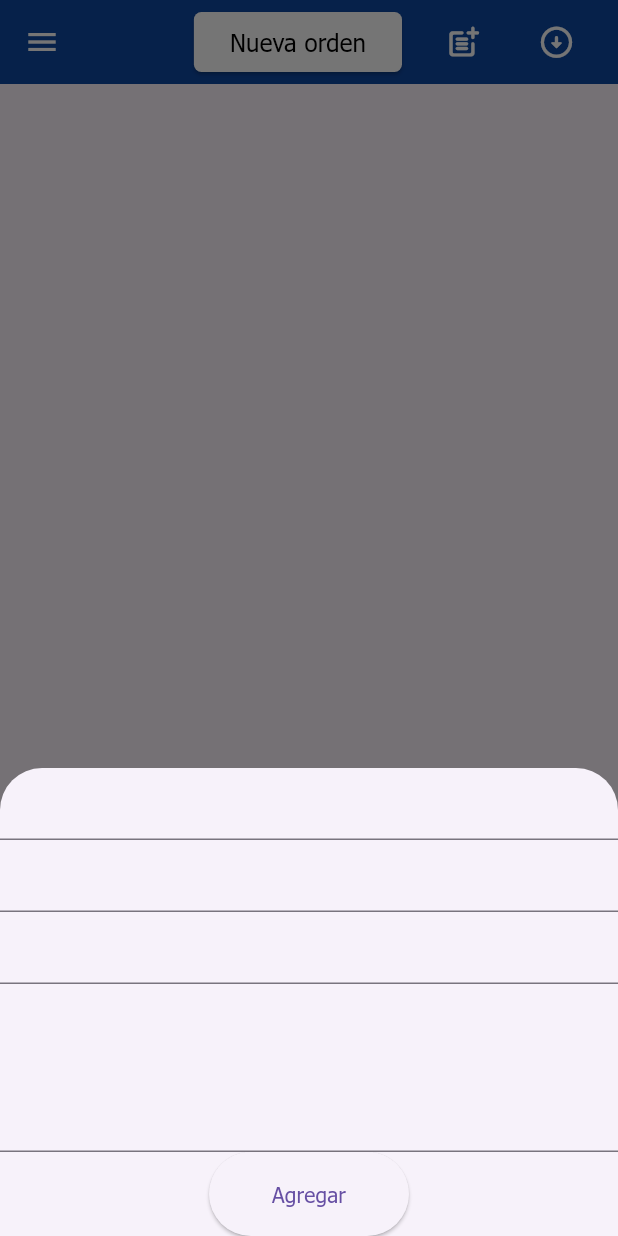
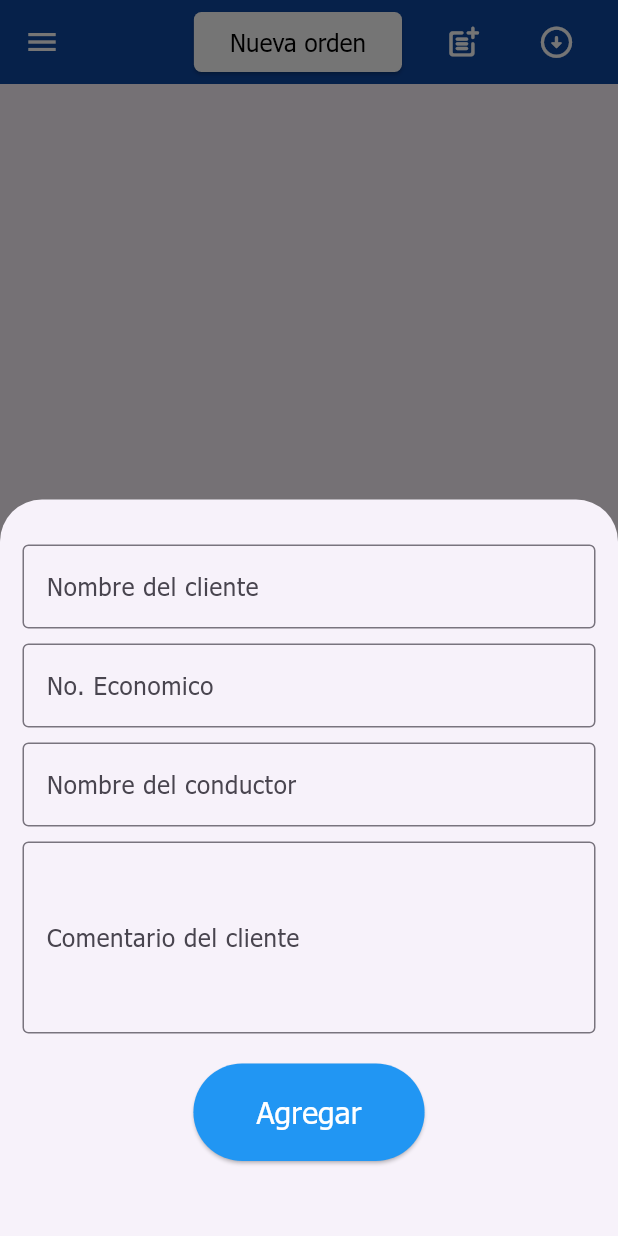
Before and after one commit to Alan-Ovalle/TechTruck-App, a Flutter app: the screen it shows after launch, after a tap on the "post add" icon, on a phone screen of 412 x 824 dp. Run offline on Flutter 3.47's test engine with Material 3 defaults, Android fonts, the phone set to English and light mode, and no system bars; our stand-ins replace flutter_form_builder, open_file, pdf, printing, shared_preferences, sqflite and 1 more; accounts and stored records are empty.

```diff
--- a/lib/views/all_orders.dart
+++ b/lib/views/all_orders.dart
@@ -195,6 +195,7 @@ class _AllOrdersState extends State<AllOrders> {
       existingData = _allData.firstWhere((element) => element["id"] == id);
     } else {
       cleanControllers();
+      existingData["estatus"] = "Pendiente";
     }
 
     Navigator.push(
@@ -203,6 +204,8 @@ class _AllOrdersState extends State<AllOrders> {
             builder: (context) => NewOrder(
                   singleData: existingData,
                   idOrder: id,
+                  isReadOnly:
+                      existingData["estatus"] == "Pendiente" ? false : true,
                 ))).then((res) => _refreshData());
   }
 
@@ -275,49 +278,49 @@ class _AllOrdersState extends State<AllOrders> {
         isScrollControlled: true,
         context: context,
         builder: (_) => Container(
-              // padding: EdgeInsets.only(
-              //   top: 30,
-              //   left: 15,
-              //   right: 15,
-              //   bottom: MediaQuery.of(context).viewInsets.bottom + 50,
-              // ),
+              padding: EdgeInsets.only(
+                top: 30,
+                left: 15,
+                right: 15,
+                bottom: MediaQuery.of(context).viewInsets.bottom + 50,
+              ),
               child: Column(
                 mainAxisSize: MainAxisSize.min,
                 crossAxisAlignment: CrossAxisAlignment.end,
                 children: [
                   TextField(
                     controller: _clienteNombreController,
-                    // decoration: const InputDecoration(
-                    //   border: OutlineInputBorder(),
-                    //   labelText: "Nombre del cliente",
-                    // ),
+                    decoration: const InputDecoration(
+                      border: OutlineInputBorder(),
+                      labelText: "Nombre del cliente",
+                    ),
                   ),
-                  // addVerticalSpace(10),
+                  addVerticalSpace(10),
                   TextField(
                     controller: _unidadNumEco,
-                    // decoration: const InputDecoration(
-                    //   border: OutlineInputBorder(),
-                    //   labelText: "No. Economico",
-                    // ),
+                    decoration: const InputDecoration(
+                      border: OutlineInputBorder(),
+                      labelText: "No. Economico",
+                    ),
                   ),
-                  // addVerticalSpace(10),
+                  addVerticalSpace(10),
                   TextField(
                     controller: _clienteContactoController,
-                    // decoration: const InputDecoration(
-                    //   border: OutlineInputBorder(),
-                    //   labelText: "Nombre del conductor",
-                    // ),
+                    decoration: const InputDecoration(
+                      border: OutlineInputBorder(),
+                      labelText: "Nombre del conductor",
+                    ),
                   ),
-                  // addVerticalSpace(10),
+                  addVerticalSpace(10),
                   TextField(
                     controller: _clienteComentario,
                     maxLines: 4,
-                    // decoration: const InputDecoration(
-                    //   border: OutlineInputBorder(),
-                    //   labelText: "Comentario del cliente",
-                    // ),
+                    decoration: const InputDecoration(
+                      border: OutlineInputBorder(),
+                      labelText: "Comentario del cliente",
+                    ),
                   ),
-                  // addVerticalSpace(20),
+                  addVerticalSpace(20),
                   Center(
                     child: ElevatedButton(
                       onPressed: () async {
@@ -329,17 +332,17 @@ class _AllOrdersState extends State<AllOrders> {
                         }
                         Navigator.pop(context);
                       },
-                      // style: TextButton.styleFrom(
-                      //   backgroundColor: Colors.blue,
-                      // ),
+                      style: TextButton.styleFrom(
+                        backgroundColor: Colors.blue,
+                      ),
                       child: Padding(
                         padding: const EdgeInsets.all(18),
                         child: Text(
                           id == null ? "Agregar" : "Actualizar",
-                          // style: const TextStyle(
-                          //   fontSize: 20,
-                          //   color: Colors.white,
-                          // ),
+                          style: const TextStyle(
+                            fontSize: 20,
+                            color: Colors.white,
+                          ),
                         ),
                       ),
                     ),
@@ -1024,7 +1027,7 @@ class _AllOrdersState extends State<AllOrders> {
 colorEstatus(orden) {
   switch (orden) {
     case "Pendiente":
-      return Colors.black54;
+      return Colors.orange;
     case "En proceso":
       return Colors.indigoAccent;
     case "Finalizado":
```
Also changed, not shown: lib/views/new_order.dart (+45 -8 lines), lib/widgets/helper_widgets.dart (+11 -3 lines), pubspec.lock.
